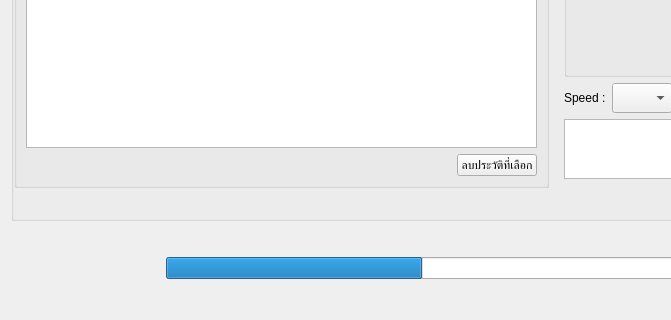
Before: the Qt Designer form interface/UkoreShotPage.ui in tonmaiart/UkoreShot, drawn with Qt 5; both pictures show x 0 to 671 and y 478 to 798 of the 1276 by 798 pixel window.
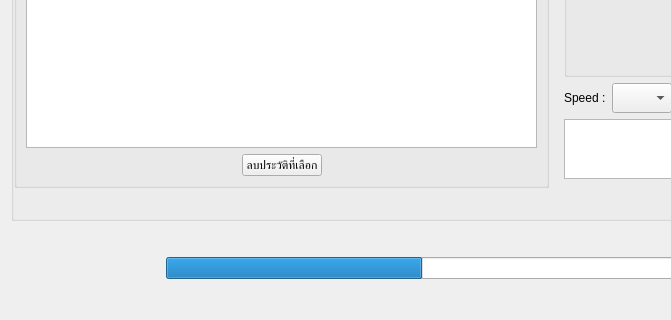
After: the same form once the commit is applied.

```diff
--- a/interface/UkoreShotPage.ui
+++ b/interface/UkoreShotPage.ui
@@ -383,6 +383,19 @@
              </property>
             </widget>
            </item>
+           <item>
+            <spacer name="horizontalSpacer_2">
+             <property name="orientation">
+              <enum>Qt::Horizontal</enum>
+             </property>
+             <property name="sizeHint" stdset="0">
+              <size>
+               <width>40</width>
+               <height>20</height>
+              </size>
+             </property>
+            </spacer>
+           </item>
           </layout>
          </item>
          <item row="3" column="0">
```
